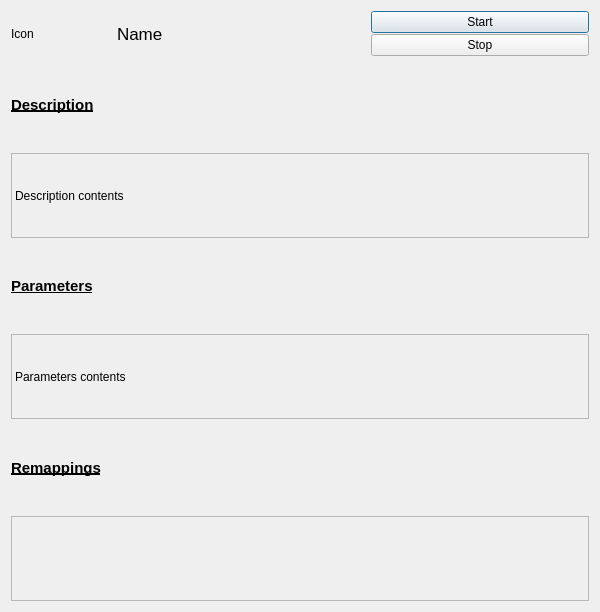
The window that rocon_remocon/ui/interaction_dialog.ui (robotics-in-concert/rocon_qt_gui) describes before a commit, drawn with Qt 5.
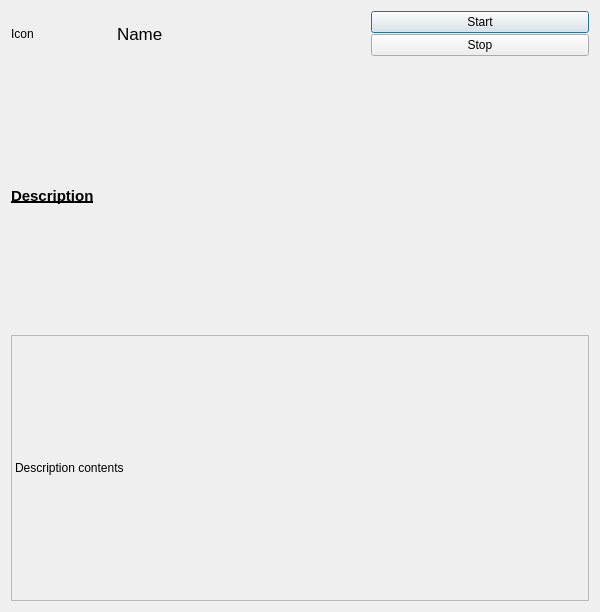
The same window after the commit.

```diff
--- a/rocon_remocon/ui/interaction_dialog.ui
+++ b/rocon_remocon/ui/interaction_dialog.ui
@@ -162,99 +162,6 @@
      </property>
     </widget>
    </item>
-   <item>
-    <widget class="QLabel" name="parameters_title">
-     <property name="sizePolicy">
-      <sizepolicy hsizetype="MinimumExpanding" vsizetype="Minimum">
-       <horstretch>0</horstretch>
-       <verstretch>0</verstretch>
-      </sizepolicy>
-     </property>
-     <property name="font">
-      <font>
-       <pointsize>11</pointsize>
-       <weight>75</weight>
-       <bold>true</bold>
-       <underline>true</underline>
-      </font>
-     </property>
-     <property name="frameShape">
-      <enum>QFrame::NoFrame</enum>
-     </property>
-     <property name="frameShadow">
-      <enum>QFrame::Plain</enum>
-     </property>
-     <property name="text">
-      <string>Parameters</string>
-     </property>
-    </widget>
-   </item>
-   <item>
-    <widget class="QLabel" name="parameters">
-     <property name="sizePolicy">
-      <sizepolicy hsizetype="MinimumExpanding" vsizetype="Minimum">
-       <horstretch>0</horstretch>
-       <verstretch>0</verstretch>
-      </sizepolicy>
-     </property>
-     <property name="font">
-      <font>
-       <pointsize>9</pointsize>
-      </font>
-     </property>
-     <property name="frameShape">
-      <enum>QFrame::StyledPanel</enum>
-     </property>
-     <property name="frameShadow">
-      <enum>QFrame::Sunken</enum>
-     </property>
-     <property name="text">
-      <string>Parameters contents</string>
-     </property>
-    </widget>
-   </item>
-   <item>
-    <widget class="QLabel" name="remappings_title">
-     <property name="sizePolicy">
-      <sizepolicy hsizetype="MinimumExpanding" vsizetype="Minimum">
-       <horstretch>0</horstretch>
-       <verstretch>0</verstretch>
-      </sizepolicy>
-     </property>
-     <property name="font">
-      <font>
-       <pointsize>11</pointsize>
-       <weight>75</weight>
-       <bold>true</bold>
-       <underline>true</underline>
-      </font>
-     </property>
-     <property name="frameShape">
-      <enum>QFrame::NoFrame</enum>
-     </property>
-     <property name="frameShadow">
-      <enum>QFrame::Plain</enum>
-     </property>
-     <property name="text">
-      <string>Remappings</string>
-     </property>
-    </widget>
-   </item>
-   <item>
-    <widget class="QFrame" name="frame_remappings">
-     <property name="frameShape">
-      <enum>QFrame::StyledPanel</enum>
-     </property>
-     <property name="frameShadow">
-      <enum>QFrame::Sunken</enum>
-     </property>
-     <layout class="QVBoxLayout" name="verticalLayout">
-      <item>
-       <layout class="QGridLayout" name="remappings"/>
-      </item>
-     </layout>
-    </widget>
-   </item>
   </layout>
  </widget>
  <resources/>
```
